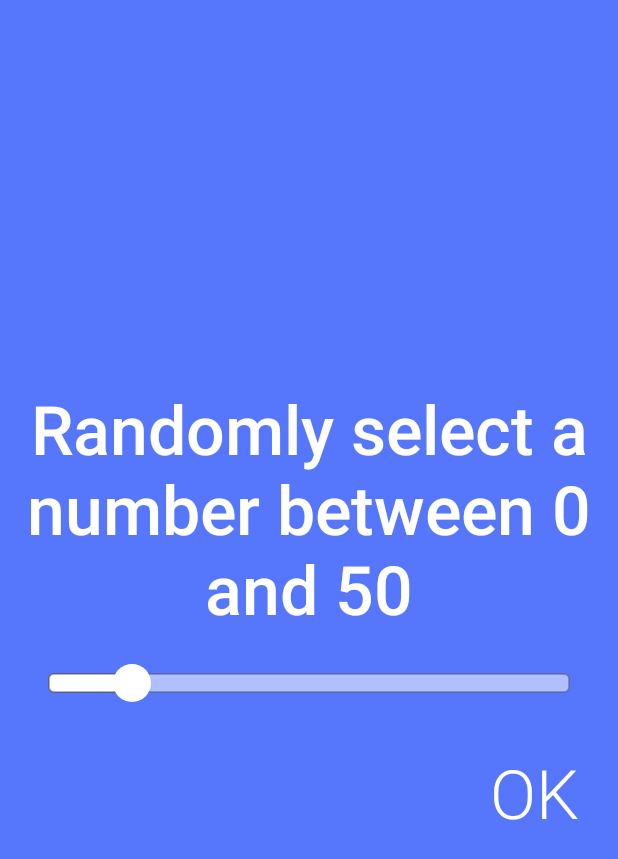
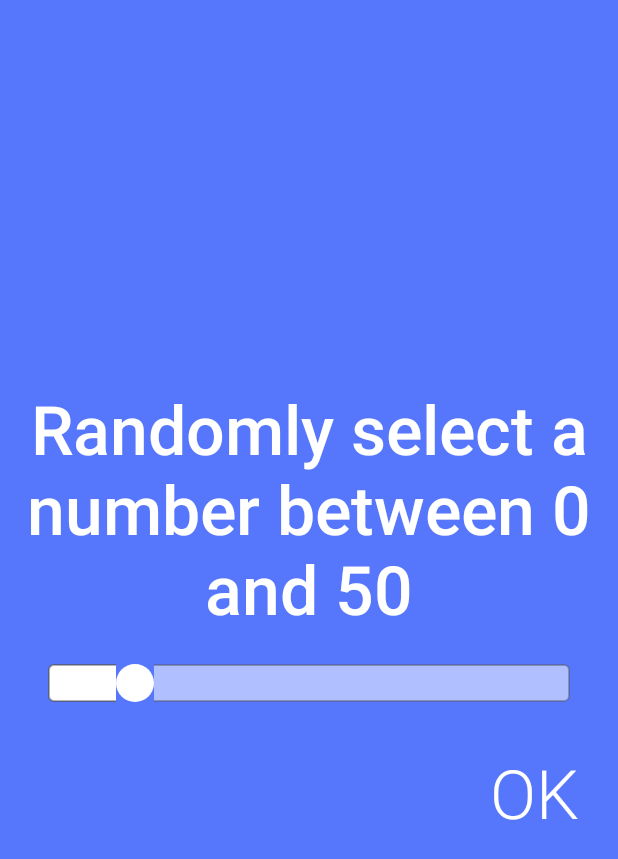
Before and after one commit to pedrofsn/AgiteParaSortear, an Android app: the screen it shows after launch (ActivityLimiteSorteio), on a phone screen of 412 x 824 dp. Shown: the top 859 px of the screen. Run offline under Robolectric (Android 15) with nearby library versions, the phone set to English and light mode, and no system bars.

Commit message:
Atualizando tema

```diff
--- a/app/src/main/res/values/styles.xml
+++ b/app/src/main/res/values/styles.xml
@@ -1,7 +1,7 @@
 <resources>
 
     <!-- Base application theme. -->
-    <style name="AppTheme" parent="android:Theme.Holo.Light.NoActionBar.Fullscreen">
+    <style name="AppTheme" parent="Theme.AppCompat.Light.NoActionBar">
         <!-- Customize your theme here. -->
         <item name="android:windowFullscreen">true</item>
     </style>
```
